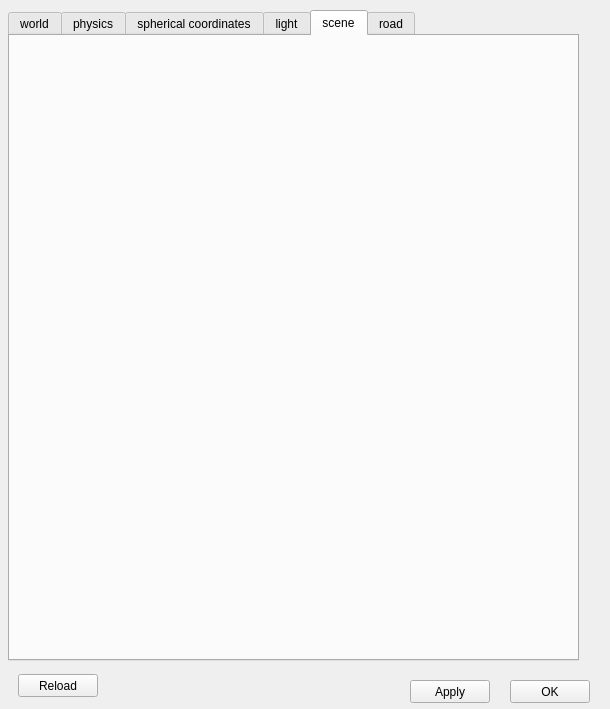
maidenone/RobotDescriptor, file robot_descriptor/forms/world_properties.ui: the form before one commit.
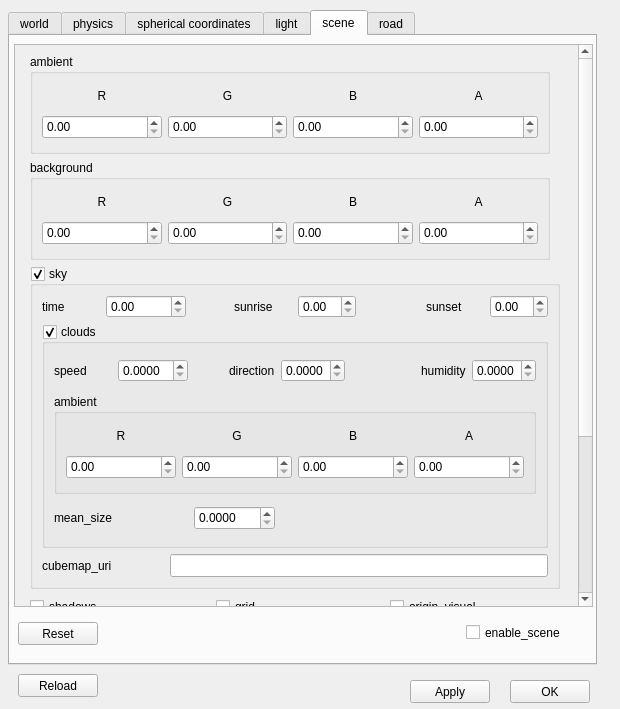
The form after the commit. The open tabs and pages were chosen to show the change.

Commit message: implemented scene element

Patch:
```diff
--- a/robot_descriptor/forms/world_properties.ui
+++ b/robot_descriptor/forms/world_properties.ui
@@ -6,19 +6,19 @@
    <rect>
     <x>0</x>
     <y>0</y>
-    <width>610</width>
+    <width>620</width>
     <height>709</height>
    </rect>
   </property>
   <property name="minimumSize">
    <size>
-    <width>610</width>
+    <width>620</width>
     <height>709</height>
    </size>
   </property>
   <property name="maximumSize">
    <size>
-    <width>610</width>
+    <width>630</width>
     <height>780</height>
    </size>
   </property>
@@ -39,19 +39,19 @@
     <rect>
      <x>8</x>
      <y>10</y>
-     <width>571</width>
-     <height>651</height>
+     <width>589</width>
+     <height>655</height>
     </rect>
    </property>
    <property name="minimumSize">
     <size>
      <width>571</width>
-     <height>651</height>
+     <height>84</height>
     </size>
    </property>
    <property name="maximumSize">
     <size>
-     <width>610</width>
+     <width>620</width>
      <height>900</height>
     </size>
    </property>
@@ -2860,6 +2860,1024 @@
     <attribute name="title">
      <string>scene</string>
     </attribute>
+    <widget class="QScrollArea" name="scene_scroll">
+     <property name="geometry">
+      <rect>
+       <x>4</x>
+       <y>8</y>
+       <width>579</width>
+       <height>563</height>
+      </rect>
+     </property>
+     <property name="widgetResizable">
+      <bool>true</bool>
+     </property>
+     <widget class="QWidget" name="scrollAreaWidgetContents_2">
+      <property name="geometry">
+       <rect>
+        <x>0</x>
+        <y>-231</y>
+        <width>563</width>
+        <height>792</height>
+       </rect>
+      </property>
+      <layout class="QGridLayout" name="gridLayout_32">
+       <item row="0" column="0" colspan="3">
+        <widget class="QGroupBox" name="ambient_groupbox">
+         <property name="minimumSize">
+          <size>
+           <width>0</width>
+           <height>100</height>
+          </size>
+         </property>
+         <property name="maximumSize">
+          <size>
+           <width>520</width>
+           <height>100</height>
+          </size>
+         </property>
+         <property name="toolTip">
+          <string>Color of the ambient light</string>
+         </property>
+         <property name="title">
+          <string>ambient</string>
+         </property>
+         <layout class="QGridLayout" name="gridLayout_30">
+          <item row="0" column="0">
+           <widget class="QLabel" name="scene_ambient_R_label">
+            <property name="maximumSize">
+             <size>
+              <width>16777215</width>
+              <height>24</height>
+             </size>
+            </property>
+            <property name="text">
+             <string>R</string>
+            </property>
+            <property name="alignment">
+             <set>Qt::AlignCenter</set>
+            </property>
+           </widget>
+          </item>
+          <item row="0" column="1">
+           <widget class="QLabel" name="scene_ambient_G_label">
+            <property name="maximumSize">
+             <size>
+              <width>16777215</width>
+              <height>24</height>
+             </size>
+            </property>
+            <property name="text">
+             <string>G</string>
+            </property>
+            <property name="alignment">
+             <set>Qt::AlignCenter</set>
+            </property>
+           </widget>
+          </item>
+          <item row="0" column="2">
+           <widget class="QLabel" name="scene_ambient_B_label">
+            <property name="maximumSize">
+             <size>
+              <width>16777215</width>
+              <height>24</height>
+             </size>
+            </property>
+            <property name="text">
+             <string>B</string>
+            </property>
+            <property name="alignment">
+             <set>Qt::AlignCenter</set>
+            </property>
+           </widget>
+          </item>
+          <item row="1" column="0">
+           <widget class="QDoubleSpinBox" name="scene_ambient_R_sp">
+            <property name="minimumSize">
+             <size>
+              <width>0</width>
+              <height>24</height>
+             </size>
+            </property>
+            <property name="maximumSize">
+             <size>
+              <width>16777215</width>
+              <height>24</height>
+             </size>
+            </property>
+           </widget>
+          </item>
+          <item row="1" column="1">
+           <widget class="QDoubleSpinBox" name="scene_ambient_G_sp">
+            <property name="minimumSize">
+             <size>
+              <width>0</width>
+              <height>24</height>
+             </size>
+            </property>
+            <property name="maximumSize">
+             <size>
+              <width>16777215</width>
+              <height>24</height>
+             </size>
+            </property>
+           </widget>
+          </item>
+          <item row="1" column="2">
+           <widget class="QDoubleSpinBox" name="scene_ambient_B_sp">
+            <property name="minimumSize">
+             <size>
+              <width>0</width>
+              <height>24</height>
+             </size>
+            </property>
+            <property name="maximumSize">
+             <size>
+              <width>16777215</width>
+              <height>24</height>
+             </size>
+            </property>
+           </widget>
+          </item>
+          <item row="1" column="3">
+           <widget class="QDoubleSpinBox" name="scene_ambient_A_sp">
+            <property name="minimumSize">
+             <size>
+              <width>0</width>
+              <height>24</height>
+             </size>
+            </property>
+            <property name="maximumSize">
+             <size>
+              <width>16777215</width>
+              <height>24</height>
+             </size>
+            </property>
+           </widget>
+          </item>
+          <item row="0" column="3">
+           <widget class="QLabel" name="scene_ambient_A_label">
+            <property name="maximumSize">
+             <size>
+              <width>16777215</width>
+              <height>24</height>
+             </size>
+            </property>
+            <property name="text">
+             <string>A</string>
+            </property>
+            <property name="alignment">
+             <set>Qt::AlignCenter</set>
+            </property>
+           </widget>
+          </item>
+         </layout>
+        </widget>
+       </item>
+       <item row="1" column="0" colspan="3">
+        <widget class="QGroupBox" name="background_groupbox">
+         <property name="minimumSize">
+          <size>
+           <width>520</width>
+           <height>100</height>
+          </size>
+         </property>
+         <property name="maximumSize">
+          <size>
+           <width>520</width>
+           <height>100</height>
+          </size>
+         </property>
+         <property name="toolTip">
+          <string>Color of the ambient light</string>
+         </property>
+         <property name="title">
+          <string>background</string>
+         </property>
+         <layout class="QGridLayout" name="gridLayout_25">
+          <item row="0" column="0">
+           <widget class="QLabel" name="scene_background_R_label">
+            <property name="maximumSize">
+             <size>
+              <width>16777215</width>
+              <height>24</height>
+             </size>
+            </property>
+            <property name="text">
+             <string>R</string>
+            </property>
+            <property name="alignment">
+             <set>Qt::AlignCenter</set>
+            </property>
+           </widget>
+          </item>
+          <item row="0" column="1">
+           <widget class="QLabel" name="scene_background_G_label">
+            <property name="maximumSize">
+             <size>
+              <width>16777215</width>
+              <height>24</height>
+             </size>
+            </property>
+            <property name="text">
+             <string>G</string>
+            </property>
+            <property name="alignment">
+             <set>Qt::AlignCenter</set>
+            </property>
+           </widget>
+          </item>
+          <item row="0" column="2">
+           <widget class="QLabel" name="scene_background_B_label">
+            <property name="maximumSize">
+             <size>
+              <width>16777215</width>
+              <height>24</height>
+             </size>
+            </property>
+            <property name="text">
+             <string>B</string>
+            </property>
+            <property name="alignment">
+             <set>Qt::AlignCenter</set>
+            </property>
+           </widget>
+          </item>
+          <item row="0" column="3">
+           <widget class="QLabel" name="scene_background_A_label">
+            <property name="maximumSize">
+             <size>
+              <width>16777215</width>
+              <height>24</height>
+             </size>
+            </property>
+            <property name="text">
+             <string>A</string>
+            </property>
+            <property name="alignment">
+             <set>Qt::AlignCenter</set>
+            </property>
+           </widget>
+          </item>
+          <item row="1" column="0">
+           <widget class="QDoubleSpinBox" name="scene_background_R_sp">
+            <property name="minimumSize">
+             <size>
+              <width>0</width>
+              <height>24</height>
+             </size>
+            </property>
+            <property name="maximumSize">
+             <size>
+              <width>16777215</width>
+              <height>24</height>
+             </size>
+            </property>
+           </widget>
+          </item>
+          <item row="1" column="1">
+           <widget class="QDoubleSpinBox" name="scene_background_G_sp">
+            <property name="minimumSize">
+             <size>
+              <width>0</width>
+              <height>24</height>
+             </size>
+            </property>
+            <property name="maximumSize">
+             <size>
+              <width>16777215</width>
+              <height>24</height>
+             </size>
+            </property>
+           </widget>
+          </item>
+          <item row="1" column="2">
+           <widget class="QDoubleSpinBox" name="scene_background_B_sp">
+            <property name="minimumSize">
+             <size>
+              <width>0</width>
+              <height>24</height>
+             </size>
+            </property>
+            <property name="maximumSize">
+             <size>
+              <width>16777215</width>
+              <height>24</height>
+             </size>
+            </property>
+           </widget>
+          </item>
+          <item row="1" column="3">
+           <widget class="QDoubleSpinBox" name="scene_background_A_sp">
+            <property name="minimumSize">
+             <size>
+              <width>0</width>
+              <height>24</height>
+             </size>
+            </property>
+            <property name="maximumSize">
+             <size>
+              <width>16777215</width>
+              <height>24</height>
+             </size>
+            </property>
+           </widget>
+          </item>
+         </layout>
+        </widget>
+       </item>
+       <item row="2" column="0" colspan="3">
+        <widget class="QGroupBox" name="sky_groupBox">
+         <property name="minimumSize">
+          <size>
+           <width>520</width>
+           <height>323</height>
+          </size>
+         </property>
+         <property name="maximumSize">
+          <size>
+           <width>530</width>
+           <height>16777215</height>
+          </size>
+         </property>
+         <property name="title">
+          <string>sky</string>
+         </property>
+         <property name="checkable">
+          <bool>true</bool>
+         </property>
+         <layout class="QGridLayout" name="gridLayout_24">
+          <item row="2" column="0" colspan="2">
+           <widget class="QLabel" name="cubemap_uri_label">
+            <property name="text">
+             <string>cubemap_uri</string>
+            </property>
+           </widget>
+          </item>
+          <item row="0" column="0">
+           <widget class="QLabel" name="sky_time">
+            <property name="text">
+             <string>time</string>
+            </property>
+           </widget>
+          </item>
+          <item row="0" column="7">
+           <widget class="QDoubleSpinBox" name="sky_sunset_sp">
+            <property name="maximum">
+             <double>24.000000000000000</double>
+            </property>
+           </widget>
+          </item>
+          <item row="2" column="2" colspan="6">
+           <widget class="QLineEdit" name="cubemap_uri_lineEdit">
+            <property name="minimumSize">
+             <size>
+              <width>0</width>
+              <height>23</height>
+             </size>
+            </property>
+           </widget>
+          </item>
+          <item row="0" column="6">
+           <widget class="QLabel" name="sky_sun_set">
+            <property name="text">
+             <string>sunset</string>
+            </property>
+           </widget>
+          </item>
+          <item row="1" column="0" colspan="8">
+           <widget class="QGroupBox" name="scene_clouds_groupbox">
+            <property name="title">
+             <string>clouds</string>
+            </property>
+            <property name="checkable">
+             <bool>true</bool>
+            </property>
+            <layout class="QGridLayout" name="gridLayout_26">
+             <item row="2" column="0">
+              <widget class="QLabel" name="cloud_mean_size_label">
+               <property name="text">
+                <string>mean_size</string>
+               </property>
+              </widget>
+             </item>
+             <item row="0" column="7">
+              <widget class="QLabel" name="cloud_humidity_label">
+               <property name="text">
+                <string>humidity</string>
+               </property>
+              </widget>
+             </item>
+             <item row="0" column="3">
+              <widget class="QLabel" name="clouds_direction_label">
+               <property name="text">
+                <string>direction</string>
+               </property>
+              </widget>
+             </item>
+             <item row="0" column="8">
+              <widget class="QDoubleSpinBox" name="clouds_humidity_sp">
+               <property name="toolTip">
+                <string>Density of clouds</string>
+               </property>
+               <property name="decimals">
+                <number>4</number>
+               </property>
+               <property name="maximum">
+                <double>1.000000000000000</double>
+               </property>
+               <property name="singleStep">
+                <double>0.100000000000000</double>
+               </property>
+              </widget>
+             </item>
+             <item row="1" column="0" colspan="9">
+              <widget class="QGroupBox" name="cloud_ambient_groupbox">
+               <property name="maximumSize">
+                <size>
+                 <width>16777215</width>
+                 <height>100</height>
+                </size>
+               </property>
+               <property name="toolTip">
+                <string>Color of the ambient light</string>
+               </property>
+               <property name="title">
+                <string>ambient</string>
+               </property>
+               <layout class="QGridLayout" name="gridLayout_27">
+                <item row="1" column="2">
+                 <widget class="QDoubleSpinBox" name="cloud_ambient_B_sp">
+                  <property name="minimumSize">
+                   <size>
+                    <width>0</width>
+                    <height>24</height>
+                   </size>
+                  </property>
+                  <property name="maximumSize">
+                   <size>
+                    <width>16777215</width>
+                    <height>24</height>
+                   </size>
+                  </property>
+                 </widget>
+                </item>
+                <item row="1" column="1">
+                 <widget class="QDoubleSpinBox" name="cloud_ambient_G_sp">
+                  <property name="minimumSize">
+                   <size>
+                    <width>0</width>
+                    <height>24</height>
+                   </size>
+                  </property>
+                  <property name="maximumSize">
+                   <size>
+                    <width>16777215</width>
+                    <height>24</height>
+                   </size>
+                  </property>
+                 </widget>
+                </item>
+                <item row="0" column="1">
+                 <widget class="QLabel" name="cloud_ambient_G_label">
+                  <property name="maximumSize">
+                   <size>
+                    <width>16777215</width>
+                    <height>24</height>
+                   </size>
+                  </property>
+                  <property name="text">
+                   <string>G</string>
+                  </property>
+                  <property name="alignment">
+                   <set>Qt::AlignCenter</set>
+                  </property>
+                 </widget>
+                </item>
+                <item row="0" column="0">
+                 <widget class="QLabel" name="cloud_ambient_R_label">
+                  <property name="maximumSize">
+                   <size>
+                    <width>16777215</width>
+                    <height>24</height>
+                   </size>
+                  </property>
+                  <property name="text">
+                   <string>R</string>
+                  </property>
+                  <property name="alignment">
+                   <set>Qt::AlignCenter</set>
+                  </property>
+                 </widget>
+                </item>
+                <item row="0" column="3">
+                 <widget class="QLabel" name="cloud_ambient_A_label">
+                  <property name="maximumSize">
+                   <size>
+                    <width>16777215</width>
+                    <height>24</height>
+                   </size>
+                  </property>
+                  <property name="text">
+                   <string>A</string>
+                  </property>
+                  <property name="alignment">
+                   <set>Qt::AlignCenter</set>
+                  </property>
+                 </widget>
+                </item>
+                <item row="1" column="3">
+                 <widget class="QDoubleSpinBox" name="cloud_ambient_A_sp">
+                  <property name="minimumSize">
+                   <size>
+                    <width>0</width>
+                    <height>24</height>
+                   </size>
+                  </property>
+                  <property name="maximumSize">
+                   <size>
+                    <width>16777215</width>
+                    <height>24</height>
+                   </size>
+                  </property>
+                 </widget>
+                </item>
+                <item row="1" column="0">
+                 <widget class="QDoubleSpinBox" name="cloud_ambient_R_sp">
+                  <property name="minimumSize">
+                   <size>
+                    <width>0</width>
+                    <height>24</height>
+                   </size>
+                  </property>
+                  <property name="maximumSize">
+                   <size>
+                    <width>16777215</width>
+                    <height>24</height>
+                   </size>
+                  </property>
+                 </widget>
+                </item>
+                <item row="0" column="2">
+                 <widget class="QLabel" name="cloud_ambient_B_label">
+                  <property name="maximumSize">
+                   <size>
+                    <width>16777215</width>
+                    <height>24</height>
+                   </size>
+                  </property>
+                  <property name="text">
+                   <string>B</string>
+                  </property>
+                  <property name="alignment">
+                   <set>Qt::AlignCenter</set>
+                  </property>
+                 </widget>
+                </item>
+               </layout>
+              </widget>
+             </item>
+             <item row="0" column="4">
+              <widget class="QDoubleSpinBox" name="clouds_direction_sp">
+               <property name="toolTip">
+                <string>Direction of the cloud movement</string>
+               </property>
+               <property name="decimals">
+                <number>4</number>
+               </property>
+               <property name="maximum">
+                <double>3.145600000000000</double>
+               </property>
+               <property name="singleStep">
+                <double>0.100000000000000</double>
+               </property>
+              </widget>
+             </item>
+             <item row="0" column="0">
+              <widget class="QLabel" name="clouds_speed_label">
+               <property name="text">
+                <string>speed</string>
+               </property>
+              </widget>
+             </item>
+             <item row="0" column="1">
+              <widget class="QDoubleSpinBox" name="clouds_speed_sp">
+               <property name="maximumSize">
+                <size>
+                 <width>70</width>
+                 <height>16777215</height>
+                </size>
+               </property>
+               <property name="toolTip">
+                <string>Speed of the clouds</string>
+               </property>
+               <property name="decimals">
+                <number>4</number>
+               </property>
+              </widget>
+             </item>
+             <item row="2" column="2" colspan="2">
+              <widget class="QDoubleSpinBox" name="cloud_mean_size_sp">
+               <property name="minimumSize">
+                <size>
+                 <width>60</width>
+                 <height>24</height>
+                </size>
+               </property>
+               <property name="decimals">
+                <number>4</number>
+               </property>
+               <property name="maximum">
+                <double>1.000000000000000</double>
+               </property>
+               <property name="singleStep">
+                <double>0.100000000000000</double>
+               </property>
+              </widget>
+             </item>
+            </layout>
+           </widget>
+          </item>
+          <item row="0" column="1" colspan="2">
+           <widget class="QDoubleSpinBox" name="sky_time_sp">
+            <property name="maximumSize">
+             <size>
+              <width>80</width>
+              <height>16777215</height>
+             </size>
+            </property>
+            <property name="maximum">
+             <double>24.000000000000000</double>
+            </property>
+           </widget>
+          </item>
+          <item row="0" column="3">
+           <widget class="QLabel" name="sky_sunrise">
+            <property name="text">
+             <string>sunrise</string>
+            </property>
+           </widget>
+          </item>
+          <item row="0" column="4">
+           <widget class="QDoubleSpinBox" name="sky_sunrise_sp">
+            <property name="maximum">
+             <double>24.000000000000000</double>
+            </property>
+           </widget>
+          </item>
+         </layout>
+        </widget>
+       </item>
+       <item row="3" column="0">
+        <widget class="QCheckBox" name="shadows_checkBox">
+         <property name="minimumSize">
+          <size>
+           <width>0</width>
+           <height>24</height>
+          </size>
+         </property>
+         <property name="maximumSize">
+          <size>
+           <width>150</width>
+           <height>16777215</height>
+          </size>
+         </property>
+         <property name="text">
+          <string>shadows</string>
+         </property>
+        </widget>
+       </item>
+       <item row="3" column="1">
+        <widget class="QCheckBox" name="grid_checkbox">
+         <property name="minimumSize">
+          <size>
+           <width>0</width>
+           <height>24</height>
+          </size>
+         </property>
+         <property name="maximumSize">
+          <size>
+           <width>150</width>
+           <height>16777215</height>
+          </size>
+         </property>
+         <property name="text">
+          <string>grid</string>
+         </property>
+        </widget>
+       </item>
+       <item row="3" column="2">
+        <widget class="QCheckBox" name="origin_visual_checkBox">
+         <property name="minimumSize">
+          <size>
+           <width>160</width>
+           <height>24</height>
+          </size>
+         </property>
+         <property name="maximumSize">
+          <size>
+           <width>150</width>
+           <height>16777215</height>
+          </size>
+         </property>
+         <property name="text">
+          <string>origin_visual</string>
+         </property>
+        </widget>
+       </item>
+       <item row="4" column="0" colspan="3">
+        <widget class="QGroupBox" name="fog_groupBox">
+         <property name="minimumSize">
+          <size>
+           <width>520</width>
+           <height>203</height>
+          </size>
+         </property>
+         <property name="maximumSize">
+          <size>
+           <width>530</width>
+           <height>16777215</height>
+          </size>
+         </property>
+         <property name="title">
+          <string>fog</string>
+         </property>
+         <property name="checkable">
+          <bool>true</bool>
+         </property>
+         <layout class="QGridLayout" name="gridLayout_28">
+          <item row="1" column="0">
+           <widget class="QLabel" name="fog_type_label">
+            <property name="text">
+             <string>type</string>
+            </property>
+           </widget>
+          </item>
+          <item row="1" column="1">
+           <widget class="QComboBox" name="fog_type_cb">
+            <property name="minimumSize">
+             <size>
+              <width>0</width>
+              <height>24</height>
+             </size>
+            </property>
+            <property name="maximumSize">
+             <size>
+              <width>100</width>
+              <height>25</height>
+             </size>
+            </property>
+            <item>
+             <property name="text">
+              <string>none</string>
+             </property>
+            </item>
+            <item>
+             <property name="text">
+              <string>constant</string>
+             </property>
+            </item>
+            <item>
+             <property name="text">
+              <string>linear</string>
+             </property>
+            </item>
+            <item>
+             <property name="text">
+              <string>quadratic</string>
+             </property>
+            </item>
+           </widget>
+          </item>
+          <item row="0" column="0" colspan="7">
+           <widget class="QGroupBox" name="fog_color_groupbox">
+            <property name="minimumSize">
+             <size>
+              <width>450</width>
+              <height>100</height>
+             </size>
+            </property>
+            <property name="maximumSize">
+             <size>
+              <width>16777215</width>
+              <height>100</height>
+             </size>
+            </property>
+            <property name="toolTip">
+             <string>Color of the ambient light</string>
+            </property>
+            <property name="title">
+             <string>color</string>
+            </property>
+            <layout class="QGridLayout" name="gridLayout_29">
+             <item row="0" column="0">
+              <widget class="QLabel" name="fog_color_R_label">
+               <property name="maximumSize">
+                <size>
+                 <width>16777215</width>
+                 <height>24</height>
+                </size>
+               </property>
+               <property name="text">
+                <string>R</string>
+               </property>
+               <property name="alignment">
+                <set>Qt::AlignCenter</set>
+               </property>
+              </widget>
+             </item>
+             <item row="0" column="1">
+              <widget class="QLabel" name="fog_color_G_label">
+               <property name="maximumSize">
+                <size>
+                 <width>16777215</width>
+                 <height>24</height>
+                </size>
+               </property>
+               <property name="text">
+                <string>G</string>
+               </property>
+               <property name="alignment">
+                <set>Qt::AlignCenter</set>
+               </property>
+              </widget>
+             </item>
+             <item row="0" column="2">
+              <widget class="QLabel" name="fog_color_B_label">
+               <property name="maximumSize">
+                <size>
+                 <width>16777215</width>
+                 <height>24</height>
+                </size>
+               </property>
+               <property name="text">
+                <string>B</string>
+               </property>
+               <property name="alignment">
+                <set>Qt::AlignCenter</set>
+               </property>
+              </widget>
+             </item>
+             <item row="0" column="3">
+              <widget class="QLabel" name="fog_color_A_label">
+               <property name="maximumSize">
+                <size>
+                 <width>16777215</width>
+                 <height>24</height>
+                </size>
+               </property>
+               <property name="text">
+                <string>A</string>
+               </property>
+               <property name="alignment">
+                <set>Qt::AlignCenter</set>
+               </property>
+              </widget>
+             </item>
+             <item row="1" column="0">
+              <widget class="QDoubleSpinBox" name="fog_color_R_sp">
+               <property name="minimumSize">
+                <size>
+                 <width>0</width>
+                 <height>24</height>
+                </size>
+               </property>
+               <property name="maximumSize">
+                <size>
+                 <width>16777215</width>
+                 <height>24</height>
+                </size>
+               </property>
+              </widget>
+             </item>
+             <item row="1" column="1">
+              <widget class="QDoubleSpinBox" name="fog_color_G_sp">
+               <property name="minimumSize">
+                <size>
+                 <width>0</width>
+                 <height>24</height>
+                </size>
+               </property>
+               <property name="maximumSize">
+                <size>
+                 <width>16777215</width>
+                 <height>24</height>
+                </size>
+               </property>
+              </widget>
+             </item>
+             <item row="1" column="2">
+              <widget class="QDoubleSpinBox" name="fog_color_B_sp">
+               <property name="minimumSize">
+                <size>
+                 <width>0</width>
+                 <height>24</height>
+                </size>
+               </property>
+               <property name="maximumSize">
+                <size>
+                 <width>16777215</width>
+                 <height>24</height>
+                </size>
+               </property>
+              </widget>
+             </item>
+             <item row="1" column="3">
+              <widget class="QDoubleSpinBox" name="fog_color_A_sp">
+               <property name="minimumSize">
+                <size>
+                 <width>0</width>
+                 <height>24</height>
+                </size>
+               </property>
+               <property name="maximumSize">
+                <size>
+                 <width>16777215</width>
+                 <height>24</height>
+                </size>
+               </property>
+              </widget>
+             </item>
+            </layout>
+           </widget>
+          </item>
+          <item row="2" column="4">
+           <widget class="QLabel" name="fog_density_label">
+            <property name="text">
+             <string>density</string>
+            </property>
+           </widget>
+          </item>
+          <item row="2" column="5">
+           <widget class="QDoubleSpinBox" name="fog_density_sp">
+            <property name="toolTip">
+             <string>Density of fog</string>
+            </property>
+           </widget>
+          </item>
+          <item row="2" column="0">
+           <widget class="QLabel" name="fog_end_label">
+            <property name="text">
+             <string>end</string>
+            </property>
+           </widget>
+          </item>
+          <item row="2" column="1">
+           <widget class="QDoubleSpinBox" name="fog_end_sp">
+            <property name="toolTip">
+             <string>Distance to end of fog</string>
+            </property>
+            <property name="maximum">
+             <double>1000.000000000000000</double>
+            </property>
+           </widget>
+          </item>
+          <item row="1" column="5">
+           <widget class="QDoubleSpinBox" name="fog_start_sp">
+            <property name="toolTip">
+             <string>Distance to start of fog</string>
+            </property>
+           </widget>
+          </item>
+          <item row="1" column="4">
+           <widget class="QLabel" name="fog_start_label">
+            <property name="text">
+             <string>start</string>
+            </property>
+           </widget>
+          </item>
+         </layout>
+        </widget>
+       </item>
+      </layout>
+     </widget>
+    </widget>
+    <widget class="QPushButton" name="Reset_pb">
+     <property name="geometry">
+      <rect>
+       <x>8</x>
+       <y>586</y>
+       <width>80</width>
+       <height>23</height>
+      </rect>
+     </property>
+     <property name="text">
+      <string>Reset</string>
+     </property>
+    </widget>
+    <widget class="QCheckBox" name="enable_scene_checkBox">
+     <property name="geometry">
+      <rect>
+       <x>456</x>
+       <y>586</y>
+       <width>110</width>
+       <height>21</height>
+      </rect>
+     </property>
+     <property name="text">
+      <string>enable_scene</string>
+     </property>
+    </widget>
    </widget>
    <widget class="QWidget" name="road_tab">
     <attribute name="title">
```
Left out of the diff: 126 changed lines with no effect on the pictures. Lines whose indentation alone changed are shown as unchanged. The commit also changes 5 other files.
